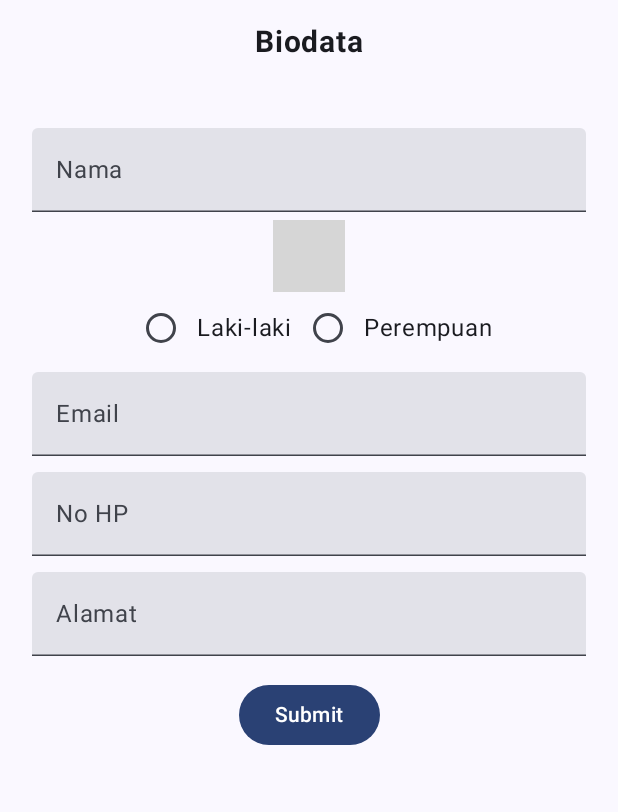
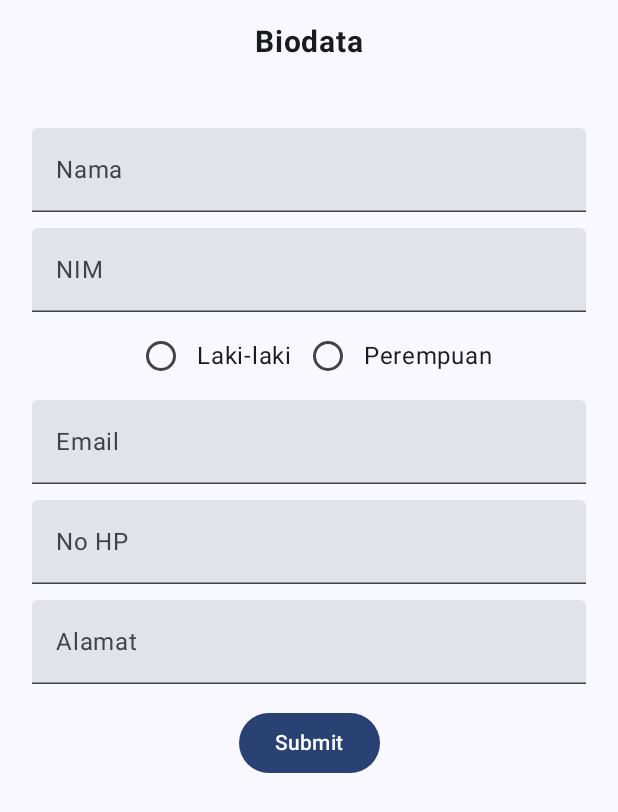
Before and after one commit to faransyah/QuestNavigasiMVVM_162, an Android app built with Jetpack Compose: the screen it shows after launch (MainActivity), on a phone screen of 412 x 824 dp. Shown: the top 812 px of the screen. Run offline under Robolectric (Android 15) with nearby library versions, the phone set to English and light mode, and no system bars; grey boxes are pictures that could not be loaded.

Commit message:
Membuat isi textfield dengan value dan label

```diff
--- a/app/src/main/java/com/example/pertemuan5/ui/view/FormulirView.kt
+++ b/app/src/main/java/com/example/pertemuan5/ui/view/FormulirView.kt
@@ -66,6 +66,11 @@ fun FormulirView(
         )
         TextField(
             value = nim,
+            onValueChange = {nim = it},
+            modifier = Modifier.fillMaxWidth().padding(5.dp),
+            label = {
+                Text("NIM")
+            },
         )
 
         Row {
```
